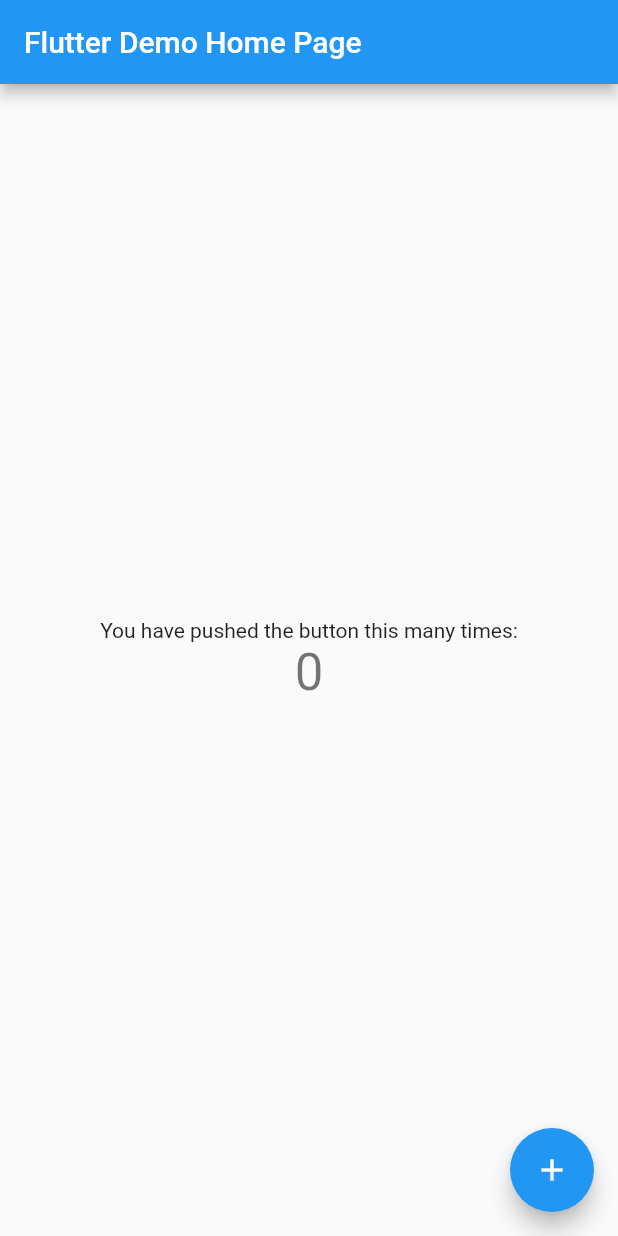
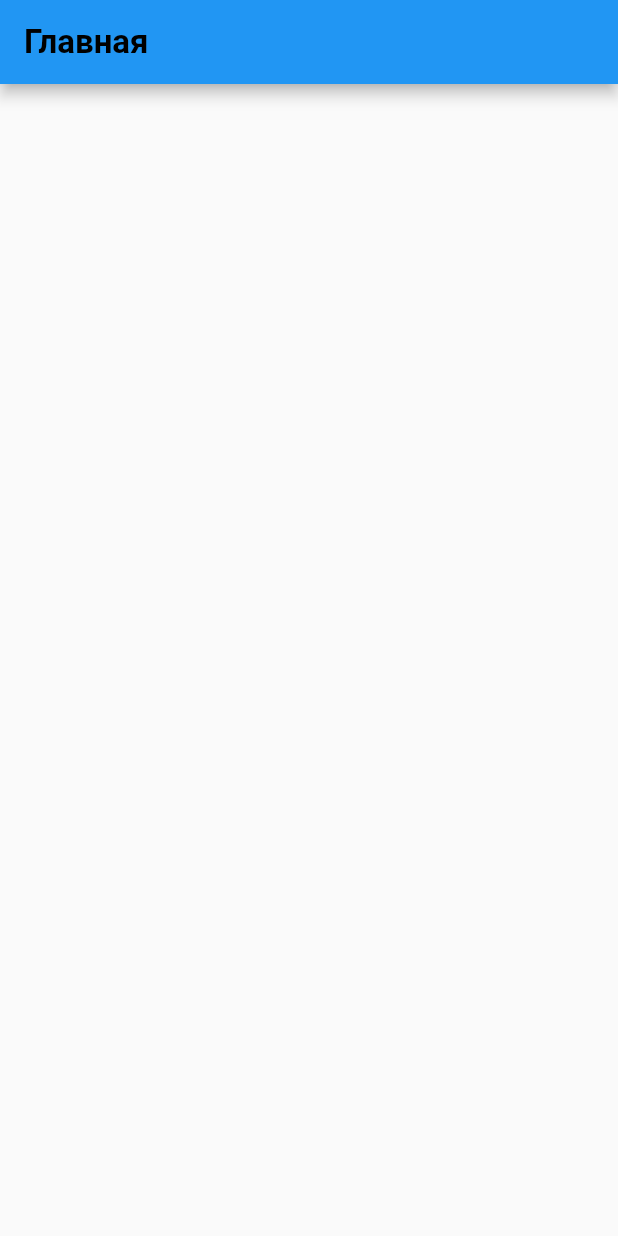
Before and after one commit to MirkoZorich/flutter_app, a Flutter app: the screen it shows after launch, on a phone screen of 412 x 824 dp. Run offline on Flutter 3.47's test engine with Material 2 defaults, Android fonts, the phone set to English and light mode, and no system bars.

Commit message:
Заголовок и body

```diff
--- a/lib/main.dart
+++ b/lib/main.dart
@@ -1,6 +1,8 @@
 import 'package:flutter/material.dart';
+import 'package:flutter/rendering.dart' show debugPaintSizeEnabled;
 
 void main() {
+  debugPaintSizeEnabled = true;
   runApp(const MyApp());
 }
 
@@ -11,105 +13,46 @@ class MyApp extends StatelessWidget {
   @override
   Widget build(BuildContext context) {
     return MaterialApp(
-      title: 'Flutter Demo',
+      title: 'Приложение',
       theme: ThemeData(
-        // This is the theme of your application.
-        //
-        // Try running your application with "flutter run". You'll see the
-        // application has a blue toolbar. Then, without quitting the app, try
-        // changing the primarySwatch below to Colors.green and then invoke
-        // "hot reload" (press "r" in the console where you ran "flutter run",
-        // or simply save your changes to "hot reload" in a Flutter IDE).
-        // Notice that the counter didn't reset back to zero; the application
-        // is not restarted.
         primarySwatch: Colors.blue,
+        // brightness: Brightness.light,
+        // textTheme: TextTheme(
+        //   caption: TextStyle(
+        //     color: Colors.black
+        //   ),
+        // ),
       ),
-      home: const MyHomePage(title: 'Flutter Demo Home Page'),
+      home: MyHomePage(),
     );
   }
 }
 
-class MyHomePage extends StatefulWidget {
-  const MyHomePage({Key? key, required this.title}) : super(key: key);
-
-  // This widget is the home page of your application. It is stateful, meaning
-  // that it has a State object (defined below) that contains fields that affect
-  // how it looks.
-
-  // This class is the configuration for the state. It holds the values (in this
-  // case the title) provided by the parent (in this case the App widget) and
-  // used by the build method of the State. Fields in a Widget subclass are
-  // always marked "final".
-
-  final String title;
-
+//Не разобрался как сделать отступ слева для заголовка
+class MyHomePage extends StatelessWidget {
   @override
-  State<MyHomePage> createState() => _MyHomePageState();
+  Widget build(BuildContext context) {
+    return Scaffold(
+      appBar: AppBar(
+        title: Text('Главная'),
+        titleTextStyle: TextStyle(
+            color: Colors.black,
+            fontFamily: 'Roboto',
+            fontSize: 22,
+            fontWeight: FontWeight.bold),
+      ),
+      body: Container(
+        padding: EdgeInsets.all(16),
+        ),
+    );
+  }
 }
 
-class _MyHomePageState extends State<MyHomePage> {
-  int _counter = 0;
-
-  void _incrementCounter() {
-    setState(() {
-      // This call to setState tells the Flutter framework that something has
-      // changed in this State, which causes it to rerun the build method below
-      // so that the display can reflect the updated values. If we changed
-      // _counter without calling setState(), then the build method would not be
-      // called again, and so nothing would appear to happen.
-      _counter++;
-    });
-  }
+class BlueRow extends StatelessWidget {
+  const BlueRow({Key? key}) : super(key: key);
 
   @override
   Widget build(BuildContext context) {
-    // This method is rerun every time setState is called, for instance as done
-    // by the _incrementCounter method above.
-    //
-    // The Flutter framework has been optimized to make rerunning build methods
-    // fast, so that you can just rebuild anything that needs updating rather
-    // than having to individually change instances of widgets.
-    return Scaffold(
-      appBar: AppBar(
-        // Here we take the value from the MyHomePage object that was created by
-        // the App.build method, and use it to set our appbar title.
-        title: Text(widget.title),
-      ),
-      body: Center(
-        // Center is a layout widget. It takes a single child and positions it
-        // in the middle of the parent.
-        child: Column(
-          // Column is also a layout widget. It takes a list of children and
-          // arranges them vertically. By default, it sizes itself to fit its
-          // children horizontally, and tries to be as tall as its parent.
-          //
-          // Invoke "debug painting" (press "p" in the console, choose the
-          // "Toggle Debug Paint" action from the Flutter Inspector in Android
-          // Studio, or the "Toggle Debug Paint" command in Visual Studio Code)
-          // to see the wireframe for each widget.
-          //
-          // Column has various properties to control how it sizes itself and
-          // how it positions its children. Here we use mainAxisAlignment to
-          // center the children vertically; the main axis here is the vertical
-          // axis because Columns are vertical (the cross axis would be
-          // horizontal).
-          mainAxisAlignment: MainAxisAlignment.center,
-          children: <Widget>[
-            const Text(
-              'You have pushed the button this many times:',
-            ),
-            Text(
-              '$_counter',
-              style: Theme.of(context).textTheme.headline4,
-            ),
-          ],
-        ),
-      ),
-      floatingActionButton: FloatingActionButton(
-        onPressed: _incrementCounter,
-        tooltip: 'Increment',
-        child: const Icon(Icons.add),
-      ), // This trailing comma makes auto-formatting nicer for build methods.
-    );
+    return Container();
   }
 }
```
